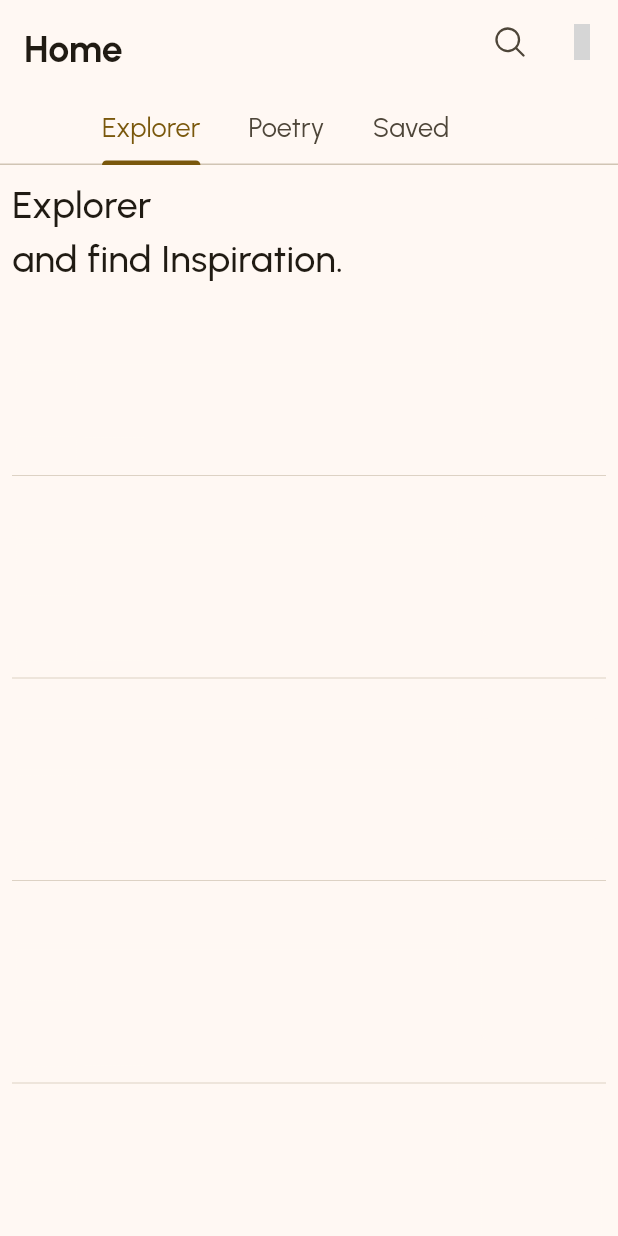
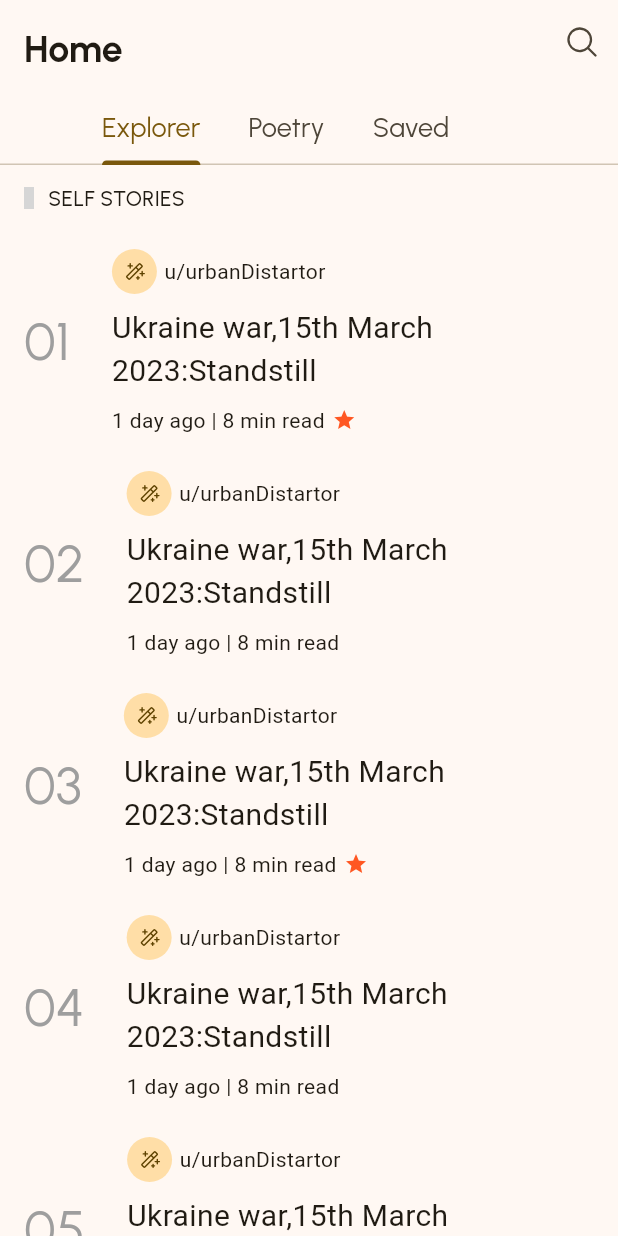
Before and after one commit to Anslem27/writefolio, a Flutter app: the HomeScreen screen opened by its route, on a phone screen of 412 x 824 dp. Run offline on Flutter 3.47's test engine with Material 2 defaults, Android fonts, the phone set to English and light mode, and no system bars; drawn by our look-alikes of shimmer; our stand-ins replace cached_network_image, eva_icons_flutter, flutter_phosphor_icons, flutter_svg, google_fonts, hive and 4 more; missing offline and left inert: animated_snack_bar, auto_size_text_field, clipboard, flutter_quill; accounts and stored records are empty; grey boxes are pictures that could not be loaded.

Commit message:
created explorer card

```diff
--- a/lib/screens/home/components/explorer.dart
+++ b/lib/screens/home/components/explorer.dart
@@ -1,8 +1,11 @@
 // ignore_for_file: file_names
 
-import 'package:flutter/cupertino.dart';
+import 'package:eva_icons_flutter/eva_icons_flutter.dart';
+import 'package:flutter/material.dart';
 import 'package:google_fonts/google_fonts.dart';
 import 'package:writefolio/utils/widgets/shimmer_component.dart';
+
+import '../../../utils/widgets/explorer_rself_card.dart';
 
 class Explorer extends StatefulWidget {
   const Explorer({super.key});
@@ -21,25 +24,36 @@ class _ExplorerState extends State<Explorer> {
         crossAxisAlignment: CrossAxisAlignment.start,
         children: [
           Padding(
-            padding: const EdgeInsets.all(8.0),
-            child: Text(
-              "Explorer\nand find Inspiration.",
-              textAlign: TextAlign.start,
-              style: GoogleFonts.urbanist(
-                fontWeight: FontWeight.w500,
-                fontSize: 25,
-              ),
+            padding: const EdgeInsets.symmetric(vertical: 12.0, horizontal: 12),
+            child: Row(
+              children: [
+                const Icon(
+                  EvaIcons.person,
+                  size: 15,
+                ),
+                const SizedBox(width: 5),
+                Text(
+                  "Self stories".toUpperCase(),
+                  textAlign: TextAlign.start,
+                  style: GoogleFonts.urbanist(
+                    fontWeight: FontWeight.w500,
+                  ),
+                ),
+              ],
             ),
           ),
           ListView.builder(
               physics: const ScrollPhysics(),
               shrinkWrap: true,
               itemCount: 10,
+              padding: EdgeInsets.zero,
               itemBuilder: (_, index) {
-                return ShimmerComponent(
+                return ExplorerRselfCard(
+                  index: index,
+                ); /* ShimmerComponent(
                   deviceWidth: MediaQuery.of(context).size.width,
                   deviceHeight: MediaQuery.of(context).size.height,
-                );
+                ); */
               })
         ],
       ),
--- a/lib/screens/home/home.dart
+++ b/lib/screens/home/home.dart
@@ -1,4 +1,3 @@
-import 'package:eva_icons_flutter/eva_icons_flutter.dart';
 import 'package:flutter/material.dart';
 import 'package:flutter_phosphor_icons/flutter_phosphor_icons.dart';
 import 'package:google_fonts/google_fonts.dart';
@@ -44,12 +43,6 @@ class _HomeScreenState extends State<HomeScreen> with TickerProviderStateMixin {
                   showSearch(context: context, delegate: PoemQuerySearch());
                 },
                 icon: const Icon(PhosphorIcons.magnifying_glass),
-              ),
-              IconButton(
-                onPressed: () {},
-                icon: const Icon(
-                  EvaIcons.settings2Outline,
-                ),
               ),
             ],
             bottom: PreferredSize(
--- /dev/null
+++ b/lib/utils/widgets/explorer_rself_card.dart
@@ -0,0 +1,87 @@
+import 'package:flutter/material.dart';
+import 'package:flutter_phosphor_icons/flutter_phosphor_icons.dart';
+import 'package:google_fonts/google_fonts.dart';
+
+class ExplorerRselfCard extends StatelessWidget {
+  final int index;
+  const ExplorerRselfCard({super.key, required this.index});
+
+  @override
+  Widget build(BuildContext context) {
+    return Padding(
+      padding: const EdgeInsets.symmetric(horizontal: 8.0, vertical: 12),
+      child: Row(
+        children: [
+          Padding(
+            padding: const EdgeInsets.all(8.0),
+            child: Text(
+              "0${index + 1}",
+              style: GoogleFonts.urbanist(
+                fontSize: 35,
+                color: Colors.grey,
+              ),
+            ),
+          ),
+          const SizedBox(width: 20),
+          Expanded(
+            child: Column(
+              mainAxisAlignment: MainAxisAlignment.start,
+              crossAxisAlignment: CrossAxisAlignment.start,
+              children: [
+                Row(
+                  children: [
+                    const CircleAvatar(
+                      radius: 15,
+                      child: Icon(
+                        PhosphorIcons.magic_wand,
+                        size: 15,
+                      ),
+                    ),
+                    const SizedBox(width: 5),
+                    Text(
+                      "u/urbanDistartor",
+                      style: GoogleFonts.roboto(
+                        fontWeight: FontWeight.w400,
+                      ),
+                    ),
+                  ],
+                ),
+                Padding(
+                  padding: const EdgeInsets.symmetric(vertical: 8.0),
+                  child: Text(
+                    "Ukraine war,15th March 2023:Standstill",
+                    maxLines: 2,
+                    overflow: TextOverflow.ellipsis,
+                    style: GoogleFonts.roboto(
+                      fontSize: 20,
+                      fontWeight: FontWeight.w400,
+                    ),
+                  ),
+                ),
+                Row(
+                  children: [
+                    const Padding(
+                      padding: EdgeInsets.only(right: 5.0),
+                      child: SizedBox(
+                        child: Text(
+                          "1 day ago | 8 min read",
+                        ),
+                      ),
+                    ),
+                    index.isEven
+                        ? const Icon(
+                            Icons.star,
+                            color: Colors.deepOrange,
+                            size: 16,
+                          )
+                        : const SizedBox()
+                  ],
+                )
+              ],
+            ),
+          )
+        ],
+      ),
+    );
+  }
+}
```
